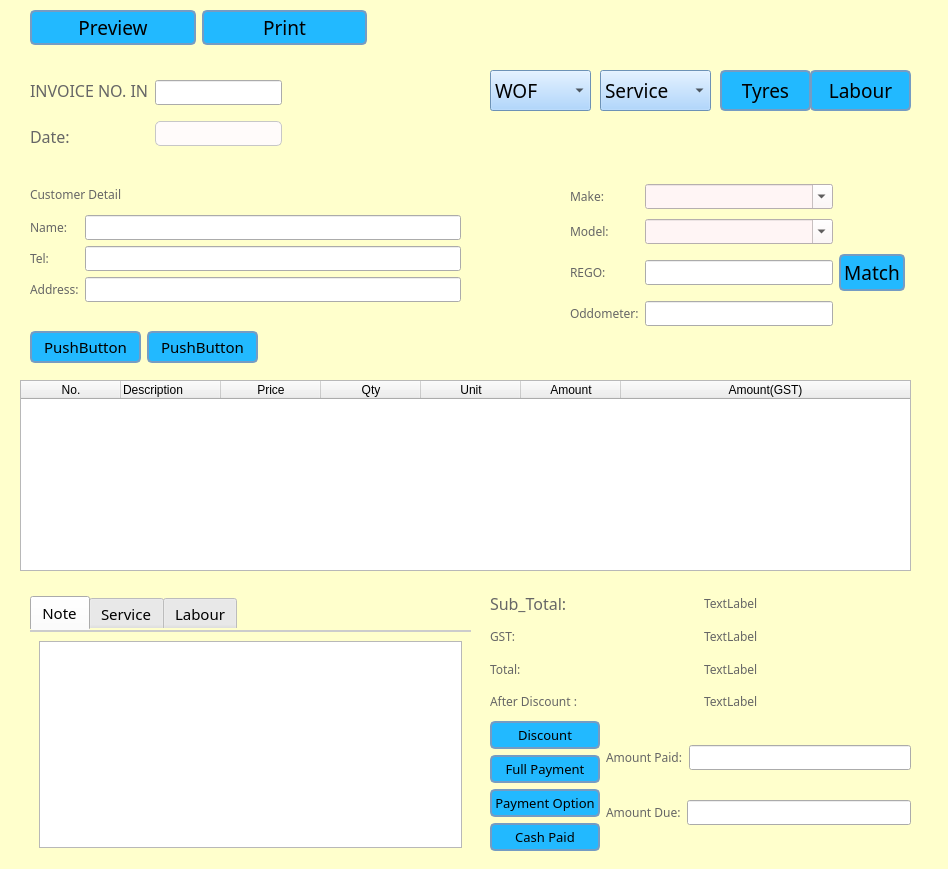
maximustann/Bing_project, file new_start/UI_File/Add.ui: the form before one commit.
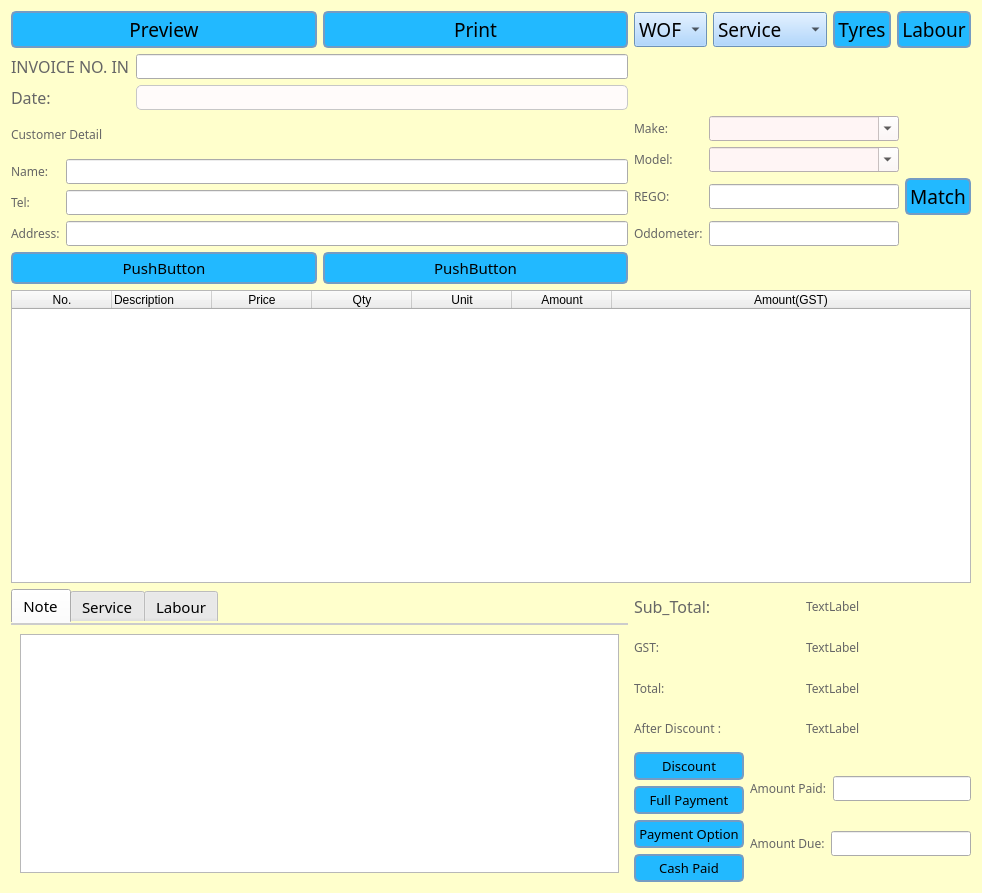
The form after the commit.

Commit message: changed UI, support size adjustment

What changed in the file:
```diff
--- a/new_start/UI_File/Add.ui
+++ b/new_start/UI_File/Add.ui
@@ -6,8 +6,8 @@
    <rect>
     <x>0</x>
     <y>0</y>
-    <width>948</width>
-    <height>869</height>
+    <width>982</width>
+    <height>893</height>
    </rect>
   </property>
   <property name="palette">
@@ -247,15 +247,110 @@
    color:white;
 }</string>
   </property>
-  <widget class="QWidget" name="layoutWidget">
-   <property name="geometry">
-    <rect>
-     <x>490</x>
-     <y>590</y>
-     <width>421</width>
-     <height>261</height>
-    </rect>
-   </property>
+  <layout class="QGridLayout" name="gridLayout_5">
+   <item row="2" column="0">
+    <layout class="QVBoxLayout" name="verticalLayout_10">
+     <item>
+      <widget class="QLabel" name="label_5">
+       <property name="font">
+        <font>
+         <family>Droid Serif</family>
+         <weight>50</weight>
+         <bold>false</bold>
+        </font>
+       </property>
+       <property name="text">
+        <string>Customer Detail</string>
+       </property>
+      </widget>
+     </item>
+     <item>
+      <layout class="QHBoxLayout" name="horizontalLayout">
+       <item>
+        <layout class="QVBoxLayout" name="verticalLayout_2">
+         <item>
+          <widget class="QLabel" name="label_2">
+           <property name="font">
+            <font>
+             <family>Droid Serif</family>
+             <weight>50</weight>
+             <italic>false</italic>
+             <bold>false</bold>
+            </font>
+           </property>
+           <property name="text">
+            <string>Name:</string>
+           </property>
+          </widget>
+         </item>
+         <item>
+          <widget class="QLabel" name="label_3">
+           <property name="font">
+            <font>
+             <family>Droid Serif</family>
+             <weight>50</weight>
+             <italic>false</italic>
+             <bold>false</bold>
+            </font>
+           </property>
+           <property name="text">
+            <string>Tel:</string>
+           </property>
+          </widget>
+         </item>
+         <item>
+          <widget class="QLabel" name="label_4">
+           <property name="font">
+            <font>
+             <family>Droid Serif</family>
+             <weight>50</weight>
+             <italic>false</italic>
+             <bold>false</bold>
+            </font>
+           </property>
+           <property name="text">
+            <string>Address:</string>
+           </property>
+          </widget>
+         </item>
+        </layout>
+       </item>
+       <item>
+        <layout class="QVBoxLayout" name="verticalLayout">
+         <item>
+          <widget class="QLineEdit" name="lineEdit">
+           <property name="font">
+            <font>
+             <family>Droid Serif</family>
+            </font>
+           </property>
+          </widget>
+         </item>
+         <item>
+          <widget class="QLineEdit" name="lineEdit_3">
+           <property name="font">
+            <font>
+             <family>Droid Serif</family>
+            </font>
+           </property>
+          </widget>
+         </item>
+         <item>
+          <widget class="QLineEdit" name="lineEdit_2">
+           <property name="font">
+            <font>
+             <family>Droid Serif</family>
+            </font>
+           </property>
+          </widget>
+         </item>
+        </layout>
+       </item>
+      </layout>
+     </item>
+    </layout>
+   </item>
+   <item row="5" column="1" colspan="4">
    <layout class="QVBoxLayout" name="verticalLayout_14">
     <item>
      <layout class="QHBoxLayout" name="horizontalLayout_7">
@@ -508,16 +603,202 @@
      </layout>
     </item>
    </layout>
-  </widget>
-  <widget class="QWidget" name="layoutWidget_2">
-   <property name="geometry">
-    <rect>
-     <x>30</x>
-     <y>10</y>
-     <width>337</width>
-     <height>35</height>
-    </rect>
-   </property>
+   </item>
+   <item row="0" column="2">
+    <widget class="QComboBox" name="comboBox_5">
+     <property name="font">
+      <font>
+       <family>Droid Serif</family>
+       <pointsize>14</pointsize>
+      </font>
+     </property>
+     <item>
+      <property name="text">
+       <string>Service</string>
+      </property>
+     </item>
+     <item>
+      <property name="text">
+       <string>Express</string>
+      </property>
+     </item>
+     <item>
+      <property name="text">
+       <string>Extensive</string>
+      </property>
+     </item>
+     <item>
+      <property name="text">
+       <string>Euro_Car</string>
+      </property>
+     </item>
+     <item>
+      <property name="text">
+       <string>Van_4WD</string>
+      </property>
+     </item>
+    </widget>
+   </item>
+   <item row="2" column="1" colspan="4">
+    <layout class="QGridLayout" name="gridLayout_4">
+     <item row="0" column="1">
+      <widget class="QComboBox" name="comboBox">
+       <property name="font">
+        <font>
+         <family>Droid Serif</family>
+        </font>
+       </property>
+       <property name="styleSheet">
+        <string notr="true">QComboBox {
+	background-color:rgb(255, 245, 245)
+}</string>
+       </property>
+       <property name="editable">
+        <bool>true</bool>
+       </property>
+      </widget>
+     </item>
+     <item row="0" column="0">
+      <widget class="QLabel" name="label_7">
+       <property name="font">
+        <font>
+         <family>Droid Serif</family>
+         <weight>50</weight>
+         <italic>false</italic>
+         <bold>false</bold>
+        </font>
+       </property>
+       <property name="text">
+        <string>Make:</string>
+       </property>
+      </widget>
+     </item>
+     <item row="2" column="2">
+      <widget class="QPushButton" name="pushButton">
+       <property name="font">
+        <font>
+         <family>Droid Serif</family>
+         <pointsize>14</pointsize>
+        </font>
+       </property>
+       <property name="text">
+        <string>Match</string>
+       </property>
+      </widget>
+     </item>
+     <item row="1" column="0">
+      <widget class="QLabel" name="label_8">
+       <property name="font">
+        <font>
+         <family>Droid Serif</family>
+         <weight>50</weight>
+         <italic>false</italic>
+         <bold>false</bold>
+        </font>
+       </property>
+       <property name="text">
+        <string>Model:</string>
+       </property>
+      </widget>
+     </item>
+     <item row="1" column="1">
+      <widget class="QComboBox" name="comboBox_2">
+       <property name="font">
+        <font>
+         <family>Droid Serif</family>
+        </font>
+       </property>
+       <property name="styleSheet">
+        <string notr="true">QComboBox {
+	background-color:rgb(255, 245, 245)
+}</string>
+       </property>
+       <property name="editable">
+        <bool>true</bool>
+       </property>
+      </widget>
+     </item>
+     <item row="2" column="0">
+      <widget class="QLabel" name="label_9">
+       <property name="font">
+        <font>
+         <family>Droid Serif</family>
+         <weight>50</weight>
+         <italic>false</italic>
+         <bold>false</bold>
+        </font>
+       </property>
+       <property name="text">
+        <string>REGO:</string>
+       </property>
+      </widget>
+     </item>
+     <item row="2" column="1">
+      <widget class="QLineEdit" name="lineEdit_4">
+       <property name="font">
+        <font>
+         <family>Droid Serif</family>
+        </font>
+       </property>
+      </widget>
+     </item>
+     <item row="3" column="0">
+      <widget class="QLabel" name="label_10">
+       <property name="font">
+        <font>
+         <family>Droid Serif</family>
+         <weight>50</weight>
+         <italic>false</italic>
+         <bold>false</bold>
+        </font>
+       </property>
+       <property name="text">
+        <string>Oddometer:</string>
+       </property>
+      </widget>
+     </item>
+     <item row="3" column="1">
+      <widget class="QLineEdit" name="lineEdit_6">
+       <property name="font">
+        <font>
+         <family>Droid Serif</family>
+        </font>
+       </property>
+      </widget>
+     </item>
+    </layout>
+   </item>
+   <item row="3" column="0">
+    <layout class="QHBoxLayout" name="horizontalLayout_6">
+     <item>
+      <widget class="QPushButton" name="pushButton_12">
+       <property name="font">
+        <font>
+         <family>Droid Serif</family>
+         <pointsize>11</pointsize>
+        </font>
+       </property>
+       <property name="text">
+        <string>PushButton</string>
+       </property>
+      </widget>
+     </item>
+     <item>
+      <widget class="QPushButton" name="pushButton_13">
+       <property name="font">
+        <font>
+         <family>Droid Serif</family>
+         <pointsize>11</pointsize>
+        </font>
+       </property>
+       <property name="text">
+        <string>PushButton</string>
+       </property>
+      </widget>
+     </item>
+    </layout>
+   </item>
+   <item row="0" column="0">
    <layout class="QHBoxLayout" name="horizontalLayout_4">
     <item>
      <widget class="QPushButton" name="pushButton_3">
@@ -546,126 +827,65 @@
      </widget>
     </item>
    </layout>
-  </widget>
-  <widget class="QWidget" name="layoutWidget_3">
-   <property name="geometry">
-    <rect>
-     <x>30</x>
-     <y>180</y>
-     <width>431</width>
-     <height>122</height>
-    </rect>
-   </property>
-   <layout class="QVBoxLayout" name="verticalLayout_10">
-    <item>
-     <widget class="QLabel" name="label_5">
+   </item>
+   <item row="0" column="1">
+    <widget class="QComboBox" name="comboBox_3">
       <property name="font">
        <font>
         <family>Droid Serif</family>
-        <weight>50</weight>
-        <bold>false</bold>
-       </font>
-      </property>
+       <pointsize>14</pointsize>
+      </font>
+     </property>
+     <item>
       <property name="text">
-       <string>Customer Detail</string>
+       <string>WOF</string>
       </property>
-     </widget>
     </item>
     <item>
-     <layout class="QHBoxLayout" name="horizontalLayout">
-      <item>
-       <layout class="QVBoxLayout" name="verticalLayout_2">
-        <item>
-         <widget class="QLabel" name="label_2">
-          <property name="font">
-           <font>
-            <family>Droid Serif</family>
-            <weight>50</weight>
-            <italic>false</italic>
-            <bold>false</bold>
-           </font>
-          </property>
+      <property name="text">
+       <string>$30</string>
+      </property>
+     </item>
+     <item>
           <property name="text">
-           <string>Name:</string>
-          </property>
-         </widget>
-        </item>
-        <item>
-         <widget class="QLabel" name="label_3">
+       <string>$45</string>
+      </property>
+     </item>
+    </widget>
+   </item>
+   <item row="0" column="4">
+    <widget class="QPushButton" name="pushButton_9">
           <property name="font">
            <font>
             <family>Droid Serif</family>
+       <pointsize>14</pointsize>
             <weight>50</weight>
             <italic>false</italic>
             <bold>false</bold>
            </font>
           </property>
           <property name="text">
-           <string>Tel:</string>
+      <string>Labour</string>
           </property>
          </widget>
         </item>
-        <item>
-         <widget class="QLabel" name="label_4">
+   <item row="0" column="3">
+    <widget class="QPushButton" name="pushButton_7">
           <property name="font">
            <font>
             <family>Droid Serif</family>
+       <pointsize>14</pointsize>
             <weight>50</weight>
             <italic>false</italic>
             <bold>false</bold>
            </font>
           </property>
           <property name="text">
-           <string>Address:</string>
+      <string>Tyres</string>
           </property>
          </widget>
         </item>
-       </layout>
-      </item>
-      <item>
-       <layout class="QVBoxLayout" name="verticalLayout">
-        <item>
-         <widget class="QLineEdit" name="lineEdit">
-          <property name="font">
-           <font>
-            <family>Droid Serif</family>
-           </font>
-          </property>
-         </widget>
-        </item>
-        <item>
-         <widget class="QLineEdit" name="lineEdit_3">
-          <property name="font">
-           <font>
-            <family>Droid Serif</family>
-           </font>
-          </property>
-         </widget>
-        </item>
-        <item>
-         <widget class="QLineEdit" name="lineEdit_2">
-          <property name="font">
-           <font>
-            <family>Droid Serif</family>
-           </font>
-          </property>
-         </widget>
-        </item>
-       </layout>
-      </item>
-     </layout>
-    </item>
-   </layout>
-  </widget>
-  <widget class="QWidget" name="layoutWidget_4">
-   <property name="geometry">
-    <rect>
-     <x>30</x>
-     <y>70</y>
-     <width>252</width>
-     <height>86</height>
-    </rect>
-   </property>
+   <item row="1" column="0">
    <layout class="QHBoxLayout" name="horizontalLayout_5">
     <item>
      <layout class="QVBoxLayout" name="verticalLayout_6">
@@ -751,101 +971,9 @@
      </layout>
     </item>
    </layout>
-  </widget>
-  <widget class="QPushButton" name="pushButton_9">
-   <property name="geometry">
-    <rect>
-     <x>810</x>
-     <y>70</y>
-     <width>101</width>
-     <height>41</height>
-    </rect>
-   </property>
-   <property name="font">
-    <font>
-     <family>Droid Serif</family>
-     <pointsize>14</pointsize>
-     <weight>50</weight>
-     <italic>false</italic>
-     <bold>false</bold>
-    </font>
-   </property>
-   <property name="text">
-    <string>Labour</string>
-   </property>
-  </widget>
-  <widget class="QPushButton" name="pushButton_7">
-   <property name="geometry">
-    <rect>
-     <x>720</x>
-     <y>70</y>
-     <width>91</width>
-     <height>41</height>
-    </rect>
-   </property>
-   <property name="font">
-    <font>
-     <family>Droid Serif</family>
-     <pointsize>14</pointsize>
-     <weight>50</weight>
-     <italic>false</italic>
-     <bold>false</bold>
-    </font>
-   </property>
-   <property name="text">
-    <string>Tyres</string>
-   </property>
-  </widget>
-  <widget class="QComboBox" name="comboBox_5">
-   <property name="geometry">
-    <rect>
-     <x>600</x>
-     <y>70</y>
-     <width>111</width>
-     <height>41</height>
-    </rect>
-   </property>
-   <property name="font">
-    <font>
-     <family>Droid Serif</family>
-     <pointsize>14</pointsize>
-    </font>
-   </property>
-   <item>
-    <property name="text">
-     <string>Service</string>
-    </property>
    </item>
-   <item>
-    <property name="text">
-     <string>Express</string>
-    </property>
-   </item>
-   <item>
-    <property name="text">
-     <string>Extensive</string>
-    </property>
-   </item>
-   <item>
-    <property name="text">
-     <string>Euro_Car</string>
-    </property>
-   </item>
-   <item>
-    <property name="text">
-     <string>Van_4WD</string>
-    </property>
-   </item>
-  </widget>
+   <item row="4" column="0" colspan="5">
   <widget class="QTableWidget" name="tableWidget">
-   <property name="geometry">
-    <rect>
-     <x>20</x>
-     <y>380</y>
-     <width>891</width>
-     <height>191</height>
-    </rect>
-   </property>
    <property name="font">
     <font>
      <family>Droid Serif</family>
@@ -924,84 +1052,9 @@
     </property>
    </column>
   </widget>
-  <widget class="QComboBox" name="comboBox_3">
-   <property name="geometry">
-    <rect>
-     <x>490</x>
-     <y>70</y>
-     <width>101</width>
-     <height>41</height>
-    </rect>
-   </property>
-   <property name="font">
-    <font>
-     <family>Droid Serif</family>
-     <pointsize>14</pointsize>
-    </font>
-   </property>
-   <item>
-    <property name="text">
-     <string>WOF</string>
-    </property>
    </item>
-   <item>
-    <property name="text">
-     <string>$30</string>
-    </property>
-   </item>
-   <item>
-    <property name="text">
-     <string>$45</string>
-    </property>
-   </item>
-  </widget>
-  <widget class="QWidget" name="layoutWidget_6">
-   <property name="geometry">
-    <rect>
-     <x>30</x>
-     <y>330</y>
-     <width>228</width>
-     <height>35</height>
-    </rect>
-   </property>
-   <layout class="QHBoxLayout" name="horizontalLayout_6">
-    <item>
-     <widget class="QPushButton" name="pushButton_12">
-      <property name="font">
-       <font>
-        <family>Droid Serif</family>
-        <pointsize>11</pointsize>
-       </font>
-      </property>
-      <property name="text">
-       <string>PushButton</string>
-      </property>
-     </widget>
-    </item>
-    <item>
-     <widget class="QPushButton" name="pushButton_13">
-      <property name="font">
-       <font>
-        <family>Droid Serif</family>
-        <pointsize>11</pointsize>
-       </font>
-      </property>
-      <property name="text">
-       <string>PushButton</string>
-      </property>
-     </widget>
-    </item>
-   </layout>
-  </widget>
+   <item row="5" column="0">
   <widget class="QTabWidget" name="tabWidget">
-   <property name="geometry">
-    <rect>
-     <x>30</x>
-     <y>596</y>
-     <width>441</width>
-     <height>261</height>
-    </rect>
-   </property>
    <property name="font">
     <font>
      <family>Droid Serif</family>
@@ -1151,143 +1204,8 @@
     </layout>
    </widget>
   </widget>
-  <widget class="QWidget" name="layoutWidget">
-   <property name="geometry">
-    <rect>
-     <x>570</x>
-     <y>180</y>
-     <width>335</width>
-     <height>150</height>
-    </rect>
-   </property>
-   <layout class="QGridLayout" name="gridLayout_4">
-    <item row="1" column="0">
-     <widget class="QLabel" name="label_8">
-      <property name="font">
-       <font>
-        <family>Droid Serif</family>
-        <weight>50</weight>
-        <italic>false</italic>
-        <bold>false</bold>
-       </font>
-      </property>
-      <property name="text">
-       <string>Model:</string>
-      </property>
-     </widget>
-    </item>
-    <item row="0" column="1">
-     <widget class="QComboBox" name="comboBox">
-      <property name="font">
-       <font>
-        <family>Droid Serif</family>
-       </font>
-      </property>
-      <property name="styleSheet">
-       <string notr="true">QComboBox {
-	background-color:rgb(255, 245, 245)
-}</string>
-      </property>
-      <property name="editable">
-       <bool>true</bool>
-      </property>
-     </widget>
-    </item>
-    <item row="3" column="1">
-     <widget class="QLineEdit" name="lineEdit_6">
-      <property name="font">
-       <font>
-        <family>Droid Serif</family>
-       </font>
-      </property>
-     </widget>
-    </item>
-    <item row="2" column="1">
-     <widget class="QLineEdit" name="lineEdit_4">
-      <property name="font">
-       <font>
-        <family>Droid Serif</family>
-       </font>
-      </property>
-     </widget>
-    </item>
-    <item row="1" column="1">
-     <widget class="QComboBox" name="comboBox_2">
-      <property name="font">
-       <font>
-        <family>Droid Serif</family>
-       </font>
-      </property>
-      <property name="styleSheet">
-       <string notr="true">QComboBox {
-	background-color:rgb(255, 245, 245)
-}</string>
-      </property>
-      <property name="editable">
-       <bool>true</bool>
-      </property>
-     </widget>
-    </item>
-    <item row="2" column="0">
-     <widget class="QLabel" name="label_9">
-      <property name="font">
-       <font>
-        <family>Droid Serif</family>
-        <weight>50</weight>
-        <italic>false</italic>
-        <bold>false</bold>
-       </font>
-      </property>
-      <property name="text">
-       <string>REGO:</string>
-      </property>
-     </widget>
-    </item>
-    <item row="2" column="2">
-     <widget class="QPushButton" name="pushButton">
-      <property name="font">
-       <font>
-        <family>Droid Serif</family>
-        <pointsize>14</pointsize>
-       </font>
-      </property>
-      <property name="text">
-       <string>Match</string>
-      </property>
-     </widget>
-    </item>
-    <item row="3" column="0">
-     <widget class="QLabel" name="label_10">
-      <property name="font">
-       <font>
-        <family>Droid Serif</family>
-        <weight>50</weight>
-        <italic>false</italic>
-        <bold>false</bold>
-       </font>
-      </property>
-      <property name="text">
-       <string>Oddometer:</string>
-      </property>
-     </widget>
-    </item>
-    <item row="0" column="0">
-     <widget class="QLabel" name="label_7">
-      <property name="font">
-       <font>
-        <family>Droid Serif</family>
-        <weight>50</weight>
-        <italic>false</italic>
-        <bold>false</bold>
-       </font>
-      </property>
-      <property name="text">
-       <string>Make:</string>
-      </property>
-     </widget>
-    </item>
-   </layout>
-  </widget>
+   </item>
+  </layout>
  </widget>
  <resources/>
  <connections/>
```
Lines whose indentation alone changed are shown as unchanged. The commit also changes 1 other file.
